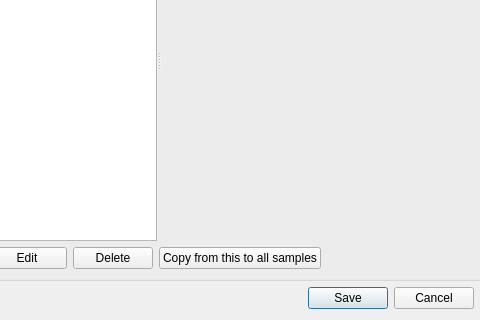
Old version of the form nicos_ess/loki/gui/sampleconf.ui in the repository mlz-ictrl/nicos; both pictures show x 122 to 602 and y 239 to 559 of the 693 by 559 pixel window.
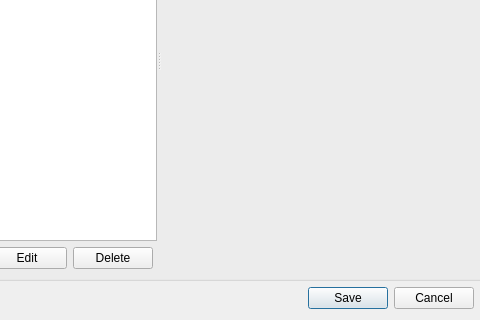
New version of the form. Icons and pictures are not drawn.

Commit message: Remove copy button and related code

Diff of the .ui file:
```diff
--- a/nicos_ess/loki/gui/sampleconf.ui
+++ b/nicos_ess/loki/gui/sampleconf.ui
@@ -216,13 +216,6 @@
           </property>
          </widget>
         </item>
-        <item>
-         <widget class="QPushButton" name="copyBtn">
-          <property name="text">
-           <string>Copy from this to all samples</string>
-          </property>
-         </widget>
-        </item>
         <item>
          <spacer name="horizontalSpacer_3">
           <property name="orientation">
```
The commit also changes 1 other file.
